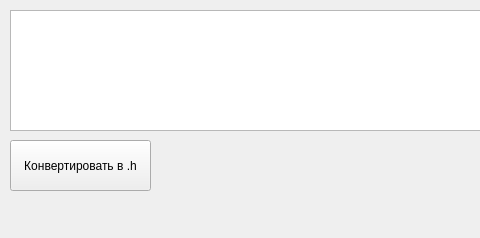
The window that mainwindow.ui (Oklikcream/protocolShaper) describes before a commit, drawn with Qt 5; both pictures show x 0 to 480 and y 0 to 238 of the 772 by 238 pixel window.
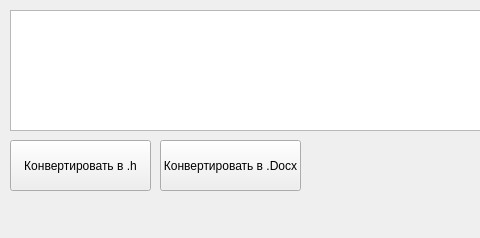
The same window after the commit.

Commit message: Improved conversion xml -> h Added conversion h -> docx

The edit to the form file:
```diff
--- a/mainwindow.ui
+++ b/mainwindow.ui
@@ -91,6 +91,19 @@
      <string>Очистить</string>
     </property>
    </widget>
+   <widget class="QPushButton" name="converteFileToDocxButton">
+    <property name="geometry">
+     <rect>
+      <x>160</x>
+      <y>140</y>
+      <width>141</width>
+      <height>51</height>
+     </rect>
+    </property>
+    <property name="text">
+     <string>Конвертировать в .Docx</string>
+    </property>
+   </widget>
   </widget>
   <widget class="QMenuBar" name="menubar">
    <property name="geometry">
```
Left out of the diff: 2 changed lines with no effect on the pictures. The commit also changes 7 other files.
